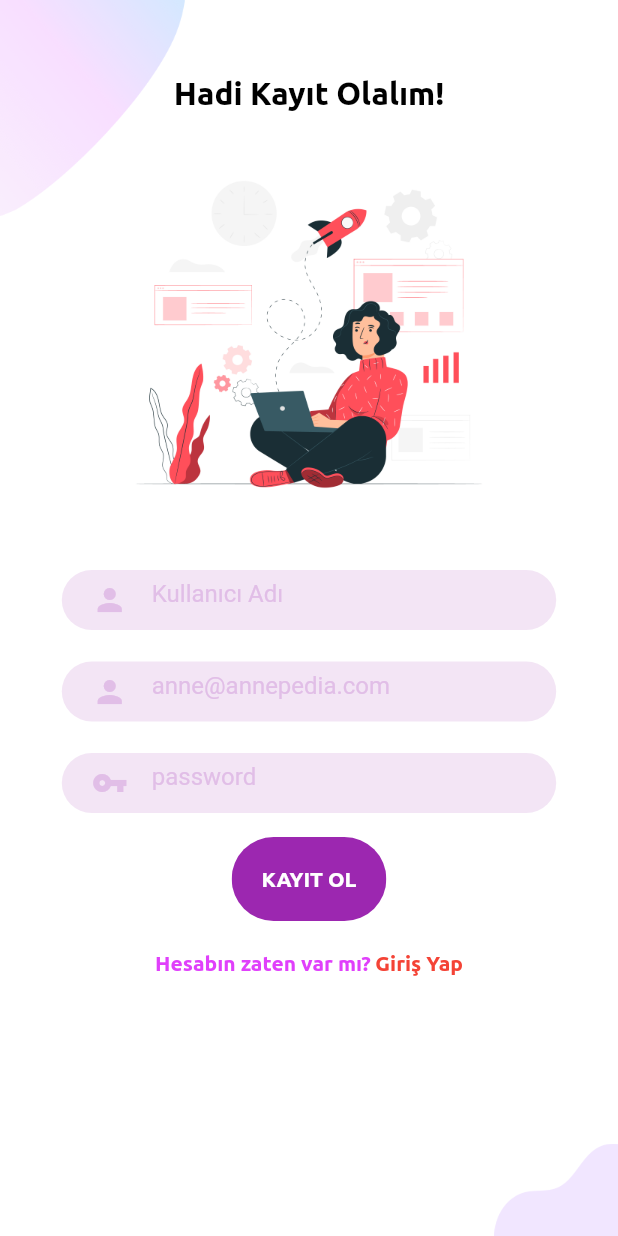
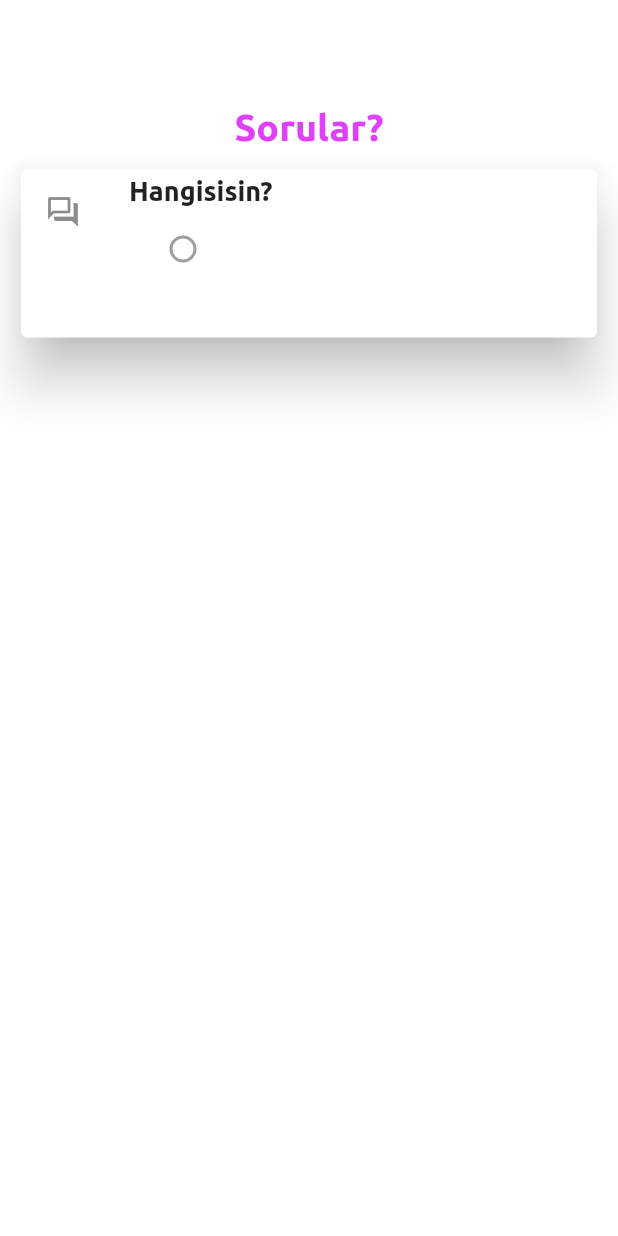
Before and after one commit to algorr/annepedia, a Flutter app: the screen it shows after launch, on a phone screen of 412 x 824 dp. Run offline on Flutter 3.47's test engine with Material 2 defaults, Android fonts, the phone set to English and light mode, and no system bars; our stand-ins replace firebase_auth, firebase_core; accounts and stored records are empty; statements that could not run were skipped.

Commit message:
questions.dart ekleniyor

```diff
--- a/lib/Authentication/sign_in_page.dart
+++ b/lib/Authentication/sign_in_page.dart
@@ -1,5 +1,3 @@
-import 'dart:html';
-
 import 'package:flutter/material.dart';
 import 'package:firebase_auth/firebase_auth.dart';
 import '../pages/home_page.dart';
--- a/lib/main.dart
+++ b/lib/main.dart
@@ -3,6 +3,7 @@ import 'package:firebase_core/firebase_core.dart';
 import 'package:flutter/material.dart';
 import 'package:flutter/services.dart';
 
+import 'pages/questions.dart';
 import 'pages/wellComePage.dart';
 
 Future<void> main() async {
@@ -21,7 +22,7 @@ class MyApp extends StatelessWidget {
       debugShowCheckedModeBanner: false,
       title: 'annepedia',
       theme: ThemeData(scaffoldBackgroundColor: Colors.white),
-      home: LandingPage(),
+      home: Questions(),
     );
   }
 }
--- /dev/null
+++ b/lib/pages/questions.dart
@@ -0,0 +1,51 @@
+import 'package:flutter/material.dart';
+
+class Questions extends StatefulWidget {
+  @override
+  _QuestionsState createState() => _QuestionsState();
+}
+
+class _QuestionsState extends State<Questions> {
+  @override
+  Widget build(BuildContext context) {
+    Size size = MediaQuery.of(context).size;
+    return Scaffold(
+      backgroundColor: Colors.white,
+      body: Container(
+        margin: EdgeInsets.only(top: 70),
+        child: Column(
+          mainAxisAlignment: MainAxisAlignment.start,
+          children: [
+            Text(
+              "Sorular?",
+              style: TextStyle(
+                  fontSize: 25,
+                  fontFamily: 'Ubuntu',
+                  color: Colors.purpleAccent),
+            ),
+            Container(
+              margin: EdgeInsets.all(10),
+              width: size.width,
+              height: 120,
+              child: Card(
+                elevation: 15,
+                child: Column(
+                  children: [
+                    ListTile(
+                      leading: Icon(Icons.question_answer_outlined),
+                      title: Text(
+                        "Hangisisin?",
+                        style: TextStyle(fontFamily: 'Ubuntu', fontSize: 18),
+                      ),
+                      subtitle: RadioListTile(value: ,),
+                    ),
+                  ],
+                ),
+              ),
+            ),
+          ],
+        ),
+      ),
+    );
+  }
+}
```
Also changed, not shown: lib/pages/home_page.dart (+30 -5 lines).
